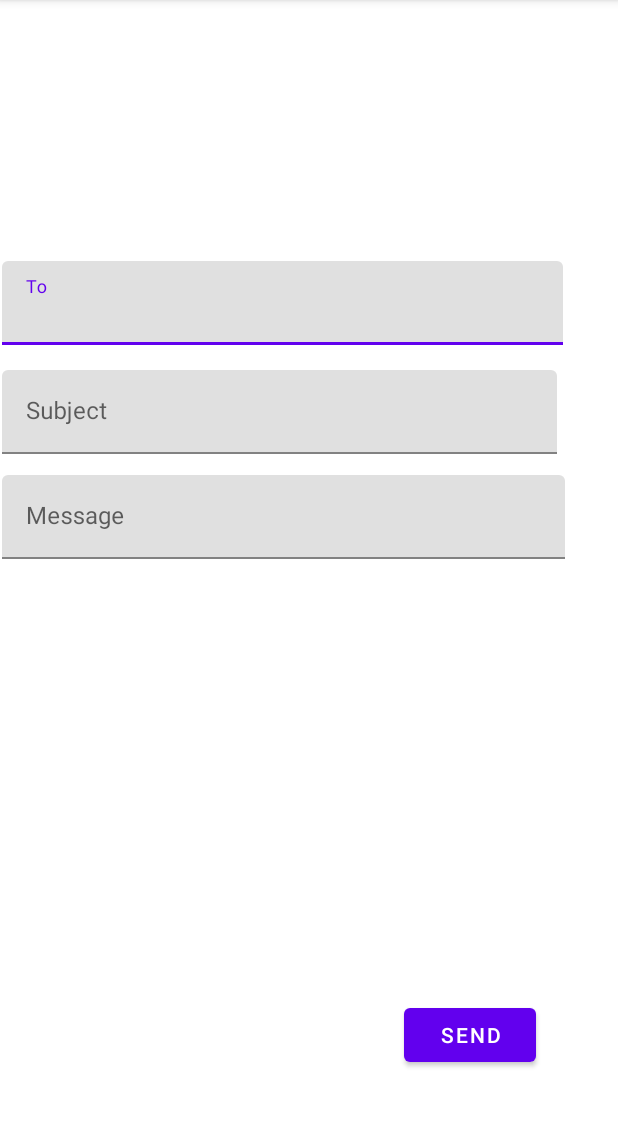
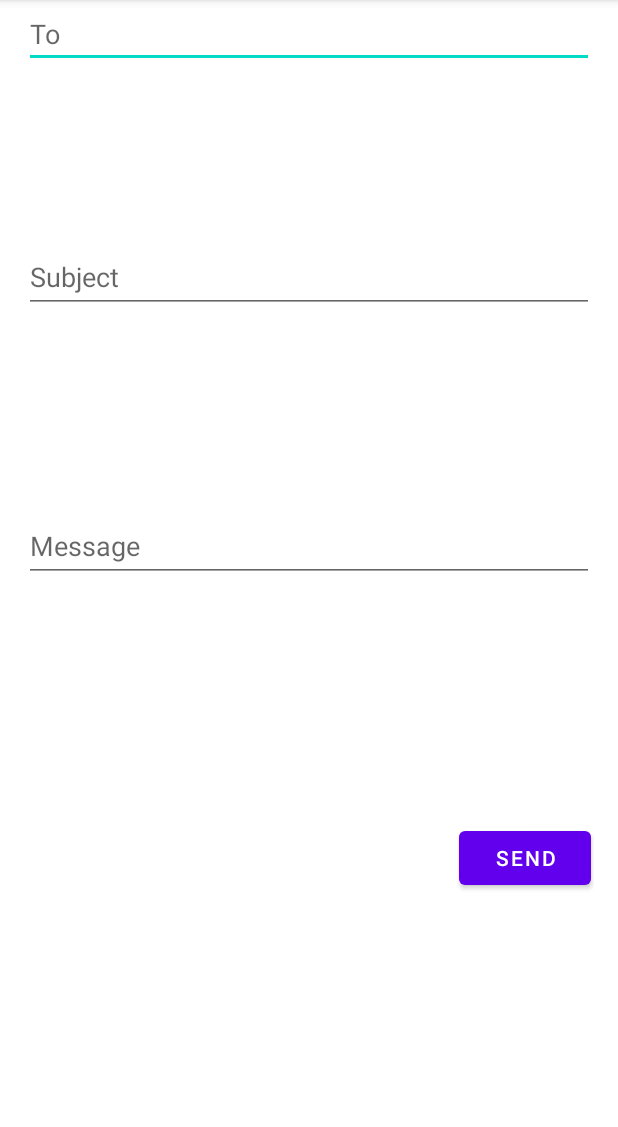
Before and after one commit to domztrey530/Android-Dela-Rita-Dominic-Nicko-B., an Android app: the ThirdActivity screen opened directly, with no data from a screen before it, on a phone screen of 412 x 824 dp, the part 84-1211 px from its top. Run offline under Robolectric (Android 15) with nearby library versions, the phone set to English and light mode, and no system bars.

```diff
--- a/app/src/main/java/com/example/mainactivity/ThirdActivity.java
+++ b/app/src/main/java/com/example/mainactivity/ThirdActivity.java
@@ -14,7 +14,7 @@ public class ThirdActivity extends AppCompatActivity {
         super.onCreate(savedInstanceState);
         setContentView(R.layout.activity_third);
 
-        Button sendbutton = (Button) findViewById(R.id.sendbutton);
+        Button sendbutton = (Button) findViewById(R.id.send);
         sendbutton.setOnClickListener(new View.OnClickListener() {
             @Override
             public void onClick(View v) {
--- a/app/src/main/res/layout/activity_second.xml
+++ b/app/src/main/res/layout/activity_second.xml
@@ -1,9 +1,11 @@
 <?xml version="1.0" encoding="utf-8"?>
-<androidx.constraintlayout.widget.ConstraintLayout xmlns:android="http://schemas.android.com/apk/res/android"
+<LinearLayout xmlns:android="http://schemas.android.com/apk/res/android"
     xmlns:app="http://schemas.android.com/apk/res-auto"
     xmlns:tools="http://schemas.android.com/tools"
     android:layout_width="match_parent"
     android:layout_height="match_parent"
+    android:orientation="vertical"
+    android:gravity="center"
     tools:context=".SecondActivity">
 
     <TextView
@@ -11,23 +13,11 @@
         android:layout_width="wrap_content"
         android:layout_height="wrap_content"
         android:text="SECOND ACTIVITY"
-        android:textSize="20sp"
-        app:layout_constraintBottom_toBottomOf="parent"
-        app:layout_constraintEnd_toEndOf="parent"
-        app:layout_constraintHorizontal_bias="0.522"
-        app:layout_constraintStart_toStartOf="parent"
-        app:layout_constraintTop_toTopOf="parent"
-        app:layout_constraintVertical_bias="0.446" />
+        android:textSize="20sp" />
 
     <Button
         android:id="@+id/secondactbtn"
         android:layout_width="wrap_content"
         android:layout_height="wrap_content"
-        android:text="E NEXT NA BOSS"
-        app:layout_constraintBottom_toBottomOf="parent"
-        app:layout_constraintEnd_toEndOf="parent"
-        app:layout_constraintHorizontal_bias="0.498"
-        app:layout_constraintStart_toStartOf="parent"
-        app:layout_constraintTop_toTopOf="parent"
-        app:layout_constraintVertical_bias="0.628" />
-</androidx.constraintlayout.widget.ConstraintLayout>
+        android:text="E NEXT NA BOSS" />
+</LinearLayout>
--- a/app/src/main/res/layout/activity_third.xml
+++ b/app/src/main/res/layout/activity_third.xml
@@ -1,67 +1,44 @@
 <?xml version="1.0" encoding="utf-8"?>
-<androidx.constraintlayout.widget.ConstraintLayout xmlns:android="http://schemas.android.com/apk/res/android"
-    xmlns:app="http://schemas.android.com/apk/res-auto"
-    xmlns:tools="http://schemas.android.com/tools"
+<RelativeLayout xmlns:android="http://schemas.android.com/apk/res/android"
     android:layout_width="match_parent"
     android:layout_height="match_parent"
-    tools:context=".ThirdActivity">
+    android:paddingLeft="16dp"
+    android:paddingRight="16dp" >
+
+    <EditText
+        android:id="@+id/To"
+        android:layout_width="match_parent"
+        android:layout_height="wrap_content"
+        android:ems="10"
+        android:hint="To"/>
+
+    <EditText
+        android:id="@+id/Subject"
+        android:layout_width="match_parent"
+        android:layout_height="wrap_content"
+        android:layout_alignBottom="@+id/To"
+        android:layout_marginBottom="-163dp"
+        android:ems="10"
+        android:hint="Subject"
+        android:minHeight="48dp" />
+
+    <EditText
+        android:id="@+id/Message"
+        android:layout_width="match_parent"
+        android:layout_height="wrap_content"
+        android:layout_alignBottom="@+id/Subject"
+        android:layout_marginBottom="-179dp"
+        android:ems="10"
+        android:hint="Message"
+        android:minHeight="48dp" />
 
     <Button
-        android:id="@+id/sendbutton"
+        android:id="@+id/send"
         android:layout_width="wrap_content"
         android:layout_height="wrap_content"
-        android:text="Send"
-        app:layout_constraintBottom_toBottomOf="parent"
-        app:layout_constraintEnd_toEndOf="parent"
-        app:layout_constraintHorizontal_bias="0.832"
-        app:layout_constraintStart_toStartOf="parent"
-        app:layout_constraintTop_toTopOf="parent"
-        app:layout_constraintVertical_bias="0.925" />
-
-    <com.google.android.material.textfield.TextInputLayout
-        android:layout_width="409dp"
-        android:layout_height="wrap_content"
-        app:layout_constraintBottom_toBottomOf="parent"
-        app:layout_constraintEnd_toEndOf="parent"
-        app:layout_constraintStart_toStartOf="parent"
-        app:layout_constraintTop_toTopOf="parent"
-        app:layout_constraintVertical_bias="0.244"
-        app:placeholderText="To">
-
-        <com.google.android.material.textfield.TextInputEditText
-            android:layout_width="374dp"
-            android:layout_height="wrap_content"
-            android:hint="To" />
-    </com.google.android.material.textfield.TextInputLayout>
-
-    <com.google.android.material.textfield.TextInputLayout
-        android:layout_width="409dp"
-        android:layout_height="wrap_content"
-        app:layout_constraintBottom_toBottomOf="parent"
-        app:layout_constraintEnd_toEndOf="parent"
-        app:layout_constraintStart_toStartOf="parent"
-        app:layout_constraintTop_toTopOf="parent"
-        app:layout_constraintVertical_bias="0.346">
-
-        <com.google.android.material.textfield.TextInputEditText
-            android:layout_width="370dp"
-            android:layout_height="wrap_content"
-            android:hint="Subject" />
-    </com.google.android.material.textfield.TextInputLayout>
-
-    <com.google.android.material.textfield.TextInputLayout
-        android:layout_width="409dp"
-        android:layout_height="wrap_content"
-        app:layout_constraintBottom_toBottomOf="parent"
-        app:layout_constraintEnd_toEndOf="parent"
-        app:layout_constraintStart_toStartOf="parent"
-        app:layout_constraintTop_toTopOf="parent"
-        app:layout_constraintVertical_bias="0.445">
-
-        <com.google.android.material.textfield.TextInputEditText
-            android:layout_width="375dp"
-            android:layout_height="wrap_content"
-            android:hint="Message" />
-    </com.google.android.material.textfield.TextInputLayout>
-
-</androidx.constraintlayout.widget.ConstraintLayout>
+        android:layout_alignRight="@+id/Message"
+        android:layout_alignBottom="@+id/Message"
+        android:layout_marginRight="2dp"
+        android:layout_marginBottom="-208dp"
+        android:text="Send" />
+</RelativeLayout>
```
